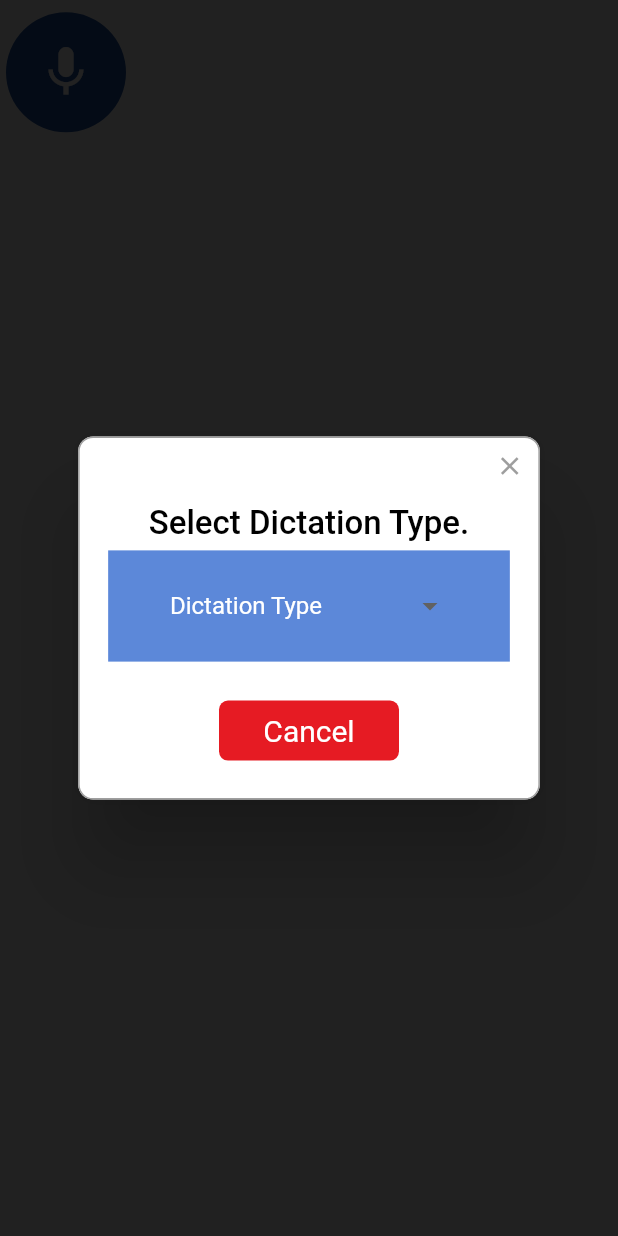
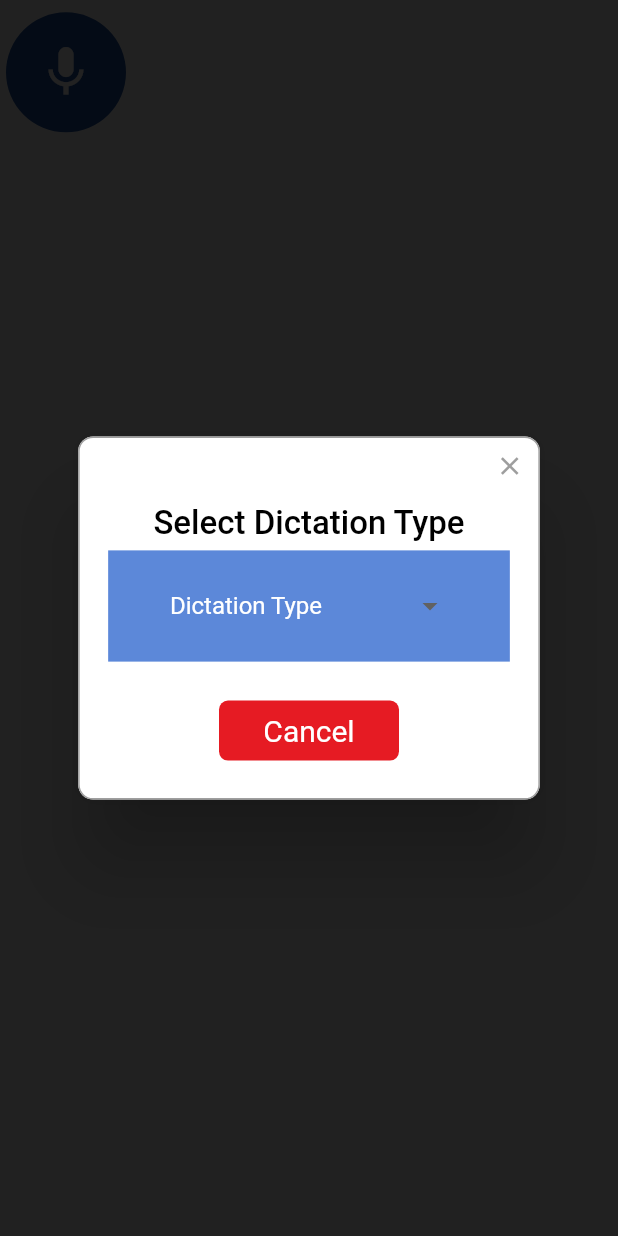
Before and after one commit to swapnaraddi/YDRS_App, a Flutter app: the MicButton widget shown alone on an empty page, opened directly, after a tap on the "mic" icon, on a phone screen of 412 x 824 dp. Run offline on Flutter 3.47's test engine with Material 2 defaults, Android fonts, the phone set to English and light mode, and no system bars; drawn by our look-alikes of rflutter_alert; our stand-ins replace bloc, date_picker_timeline, dio, equatable, file, file_picker and 7 more; missing offline and left inert: audio_wave, audioplayer, flutter_audio_recorder; accounts and stored records are empty; network calls fail.

Commit message:
Second Commit

```diff
--- a/lib/common/app_strings.dart
+++ b/lib/common/app_strings.dart
@@ -108,12 +108,8 @@ class AppStrings {
 
 
   //Queries
-  static const deleteOlderFiles = "DELETE FROM Audio_Table WHERE date(createdDate) < date('now')";
+  // static const deleteOlderFiles = "DELETE FROM Audio_Table WHERE date(createdDate) < date('now')";
   static const selectQuery = "SELECT * FROM Audio_Table";
-
-  static const deleteFiles = "DELETE Audio_Table.id, Audio_Table.createddate,"
-      "date(Audio_Table.createddate) dt, date('now') FROM 'Audio_Table' where date(Audio_Table.createddate) < date('now')";
-
 
 
   //Table for Patient Dictation and Manual Dictation
--- a/lib/data/repo/local/db/db_helper.dart
+++ b/lib/data/repo/local/db/db_helper.dart
@@ -40,7 +40,7 @@ class DatabaseHelper {
   }
 
   // Insert Audio and Manual dictation
-  insertAudio(PatientDictation newAudio) async {
+  insertAudioRecords(PatientDictation newAudio) async {
     // await deleteAllAudios();
 
     var db = await database;
@@ -133,7 +133,7 @@ class DatabaseHelper {
 
     //exception handling
     try{
-      var externalPhoroList = await db.insert(AppStrings.dbTablePhotoList, {
+      var externalPhotoList = await db.insert(AppStrings.dbTablePhotoList, {
         AppStrings.col_PhotoList_Id:photoList.id,
         AppStrings.col_PhotoListDictationId:photoList.dictationLocalId,
         AppStrings.col_PhotoListExternalAttachmentId:photoList.externalattachmentlocalid,
@@ -144,7 +144,7 @@ class DatabaseHelper {
         AppStrings.col_PhotoListAttachmentPhysicalFileName:photoList.physicalfilename,
         AppStrings.col_PhotoListAttachmentCreatedDate:photoList.createddate
       });
-      return externalPhoroList;
+      return externalPhotoList;
 
     }catch (e){
       print(e.toString());
--- a/lib/ui/home/patient_details.dart
+++ b/lib/ui/home/patient_details.dart
@@ -318,7 +318,7 @@ class _PatientDetailState extends State<PatientDetail> {
                           mainAxisAlignment: MainAxisAlignment.spaceEvenly,
                           children: [
                             //Button for mic
-                            MicButton(patientName: item.patient.displayName,caseNumber: item.patient.accountNumber,patientDob: item.patient.dob,dictationTypeId: item.dictationTypeId),
+                            MicButton(patientFName: item.patient.firstName,patientLName: item.lastName, caseId: item.patient.accountNumber,patientDob: item.patient.dob),
                             //
                             //Button for camera
                             MaterialButtons(
--- a/lib/widget/buttons/mic_button.dart
+++ b/lib/widget/buttons/mic_button.dart
@@ -8,12 +8,13 @@ import 'package:flutter_bloc/flutter_bloc.dart';
 import 'package:rflutter_alert/rflutter_alert.dart';
 
 class MicButton extends StatefulWidget {
-  final String patientName;
-  final String caseNumber;
+  final String patientFName;
+  final String patientLName;
+  final String caseId;
   final String patientDob;
-  final int dictationTypeId;
+  final String dictationTypeId;
 
-  const MicButton({Key key, this.patientName, this.caseNumber, this.patientDob, this.dictationTypeId}) : super(key: key);
+  const MicButton({Key key, this.patientFName, this.patientLName, this.patientDob, this.dictationTypeId, this.caseId}) : super(key: key);
 
   @override
   _MicButtonState createState() => _MicButtonState();
@@ -33,7 +34,7 @@ class _MicButtonState extends State<MicButton> {
       onPressed: () {
         Alert(
           context: context,
-          title:"Select Dictation Type.",
+          title:"Select Dictation Type",
           content:  Container(
               padding: EdgeInsets.symmetric(
                   horizontal: MediaQuery.of(context).size.width / 10
@@ -58,7 +59,7 @@ class _MicButtonState extends State<MicButton> {
                             child: BlocProvider<AudioDictationBloc>(
                               create: (context) => AudioDictationBloc(),
                               /// calling the audio dictation class from ui folder
-                              child: AudioDictation(patientFName: widget.patientName,patientLName: widget.patientName, patientDob: widget.patientDob),
+                              child: AudioDictation(patientFName: widget.patientFName, patientDob: widget.patientDob,caseNum: widget.caseId,dictationTypeId:_currentSelectedValue),
                             ),
                           );
                           },
```
Also changed, not shown: lib/ui/patient_dictation/audio_dictation.dart (+24 -24 lines).
